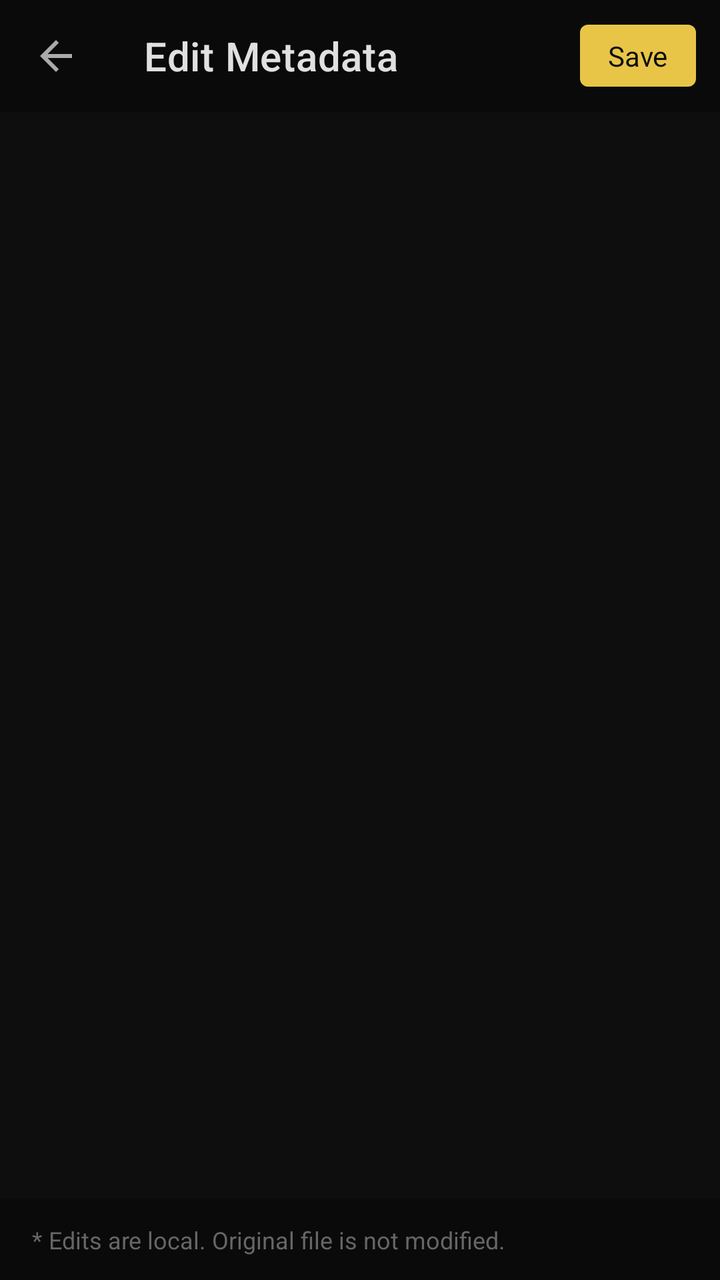
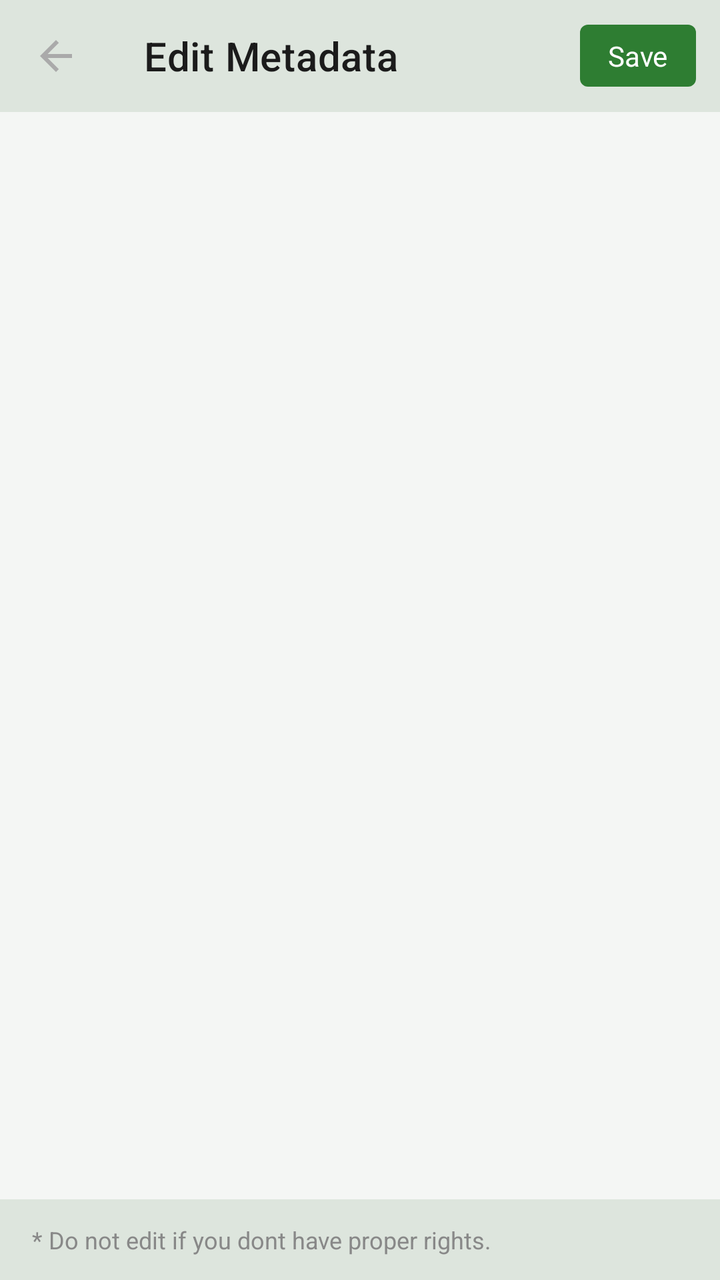

Before-and-after screenshots of an Android layout around one commit, followed by the original layout XML and the change that was made.
<!-- AndroidManifest.xml: application theme Theme.FontLens -->
<!-- res/layout/fragment_meta_edit.xml -->
<?xml version="1.0" encoding="utf-8"?>
<androidx.constraintlayout.widget.ConstraintLayout
    xmlns:android="http://schemas.android.com/apk/res/android"
    xmlns:app="http://schemas.android.com/apk/res-auto"
    android:layout_width="match_parent"
    android:layout_height="match_parent"
    android:background="@color/bg_primary">

    <androidx.appcompat.widget.Toolbar
        android:id="@+id/toolbar"
        android:layout_width="0dp"
        android:layout_height="?attr/actionBarSize"
        android:background="@color/bg_sidebar"
        app:layout_constraintEnd_toEndOf="parent"
        app:layout_constraintStart_toStartOf="parent"
        app:layout_constraintTop_toTopOf="parent"
        app:navigationIcon="@drawable/ic_back"
        app:navigationIconTint="@color/text_secondary"
        app:title="@string/edit_metadata"
        app:titleTextColor="@color/text_primary">

        <TextView
            android:id="@+id/btn_save"
            android:layout_width="wrap_content"
            android:layout_height="wrap_content"
            android:layout_gravity="end"
            android:layout_marginEnd="12dp"
            android:text="@string/save"
            android:textSize="14sp"
            android:textColor="@color/bg_primary"
            android:background="@drawable/bg_accent_btn"
            android:paddingStart="14dp"
            android:paddingEnd="14dp"
            android:paddingTop="6dp"
            android:paddingBottom="6dp"
            android:clickable="true"
            android:focusable="true" />

    </androidx.appcompat.widget.Toolbar>

    <ScrollView
        android:layout_width="0dp"
        android:layout_height="0dp"
        app:layout_constraintBottom_toTopOf="@id/tv_note"
        app:layout_constraintEnd_toEndOf="parent"
        app:layout_constraintStart_toStartOf="parent"
        app:layout_constraintTop_toBottomOf="@id/toolbar">

        <LinearLayout
            android:id="@+id/form_container"
            android:layout_width="match_parent"
            android:layout_height="wrap_content"
            android:orientation="vertical"
            android:paddingTop="8dp"
            android:paddingBottom="8dp" />

    </ScrollView>

    <TextView
        android:id="@+id/tv_note"
        android:layout_width="0dp"
        android:layout_height="wrap_content"
        android:padding="12dp"
        android:paddingStart="16dp"
        android:text="@string/non_destructive_note"
        android:textColor="@color/text_muted"
        android:textSize="12sp"
        android:background="@color/bg_sidebar"
        app:layout_constraintBottom_toBottomOf="parent"
        app:layout_constraintEnd_toEndOf="parent"
        app:layout_constraintStart_toStartOf="parent" />

</androidx.constraintlayout.widget.ConstraintLayout>
<!-- resources referenced by this layout -->
<resources>
  <color name="bg_primary">#0E0E0E</color>
  <color name="bg_sidebar">#0A0A0A</color>
  <color name="text_muted">#666666</color>
  <color name="text_primary">#E0E0E0</color>
  <color name="text_secondary">#AAAAAA</color>
  <!-- drawable bg_accent_btn (drawable) -->
  <?xml version="1.0" encoding="utf-8"?>
  <shape xmlns:android="http://schemas.android.com/apk/res/android" android:shape="rectangle">
      <solid android:color="#E8C547"/>
      <corners android:radius="4dp"/>
  </shape>
  <!-- drawable ic_back (drawable) -->
  <vector xmlns:android="http://schemas.android.com/apk/res/android" android:width="24dp" android:height="24dp" android:viewportWidth="24" android:viewportHeight="24">
    <path android:fillColor="#AAAAAA" android:pathData="M20,11H7.83l5.59,-5.59L12,4l-8,8 8,8 1.41,-1.41L7.83,13H20v-2z"/>
  </vector>
  <string name="edit_metadata">Edit Metadata</string>
  <string name="non_destructive_note">* Edits are local. Original file is not modified.</string>
  <string name="save">Save</string>
  <style name="Theme.FontLens" parent="Theme.MaterialComponents.DayNight.NoActionBar">
          <item name="colorPrimary">@color/accent</item>
          <item name="colorPrimaryVariant">@color/accent_dim</item>
          <item name="colorOnPrimary">@color/bg_primary</item>
          <item name="colorSecondary">@color/accent</item>
          <item name="colorSurface">@color/bg_surface</item>
          <item name="colorOnSurface">@color/text_primary</item>
          <item name="android:colorBackground">@color/bg_primary</item>
          <item name="android:windowBackground">@color/bg_primary</item>
          <item name="android:statusBarColor">@color/bg_sidebar</item>
          <item name="android:navigationBarColor">@color/bg_sidebar</item>
          <item name="android:textColorPrimary">@color/text_primary</item>
          <item name="android:textColorSecondary">@color/text_secondary</item>
          <item name="materialCardViewStyle">@style/CardStyle</item>
      </style>
  <color name="accent">#E8C547</color>
  <color name="accent_dim">#1A1800</color>
  <color name="bg_surface">#141414</color>
  <style name="CardStyle" parent="Widget.MaterialComponents.CardView">
          <item name="cardBackgroundColor">@color/bg_surface</item>
          <item name="cardCornerRadius">8dp</item>
          <item name="cardElevation">0dp</item>
          <item name="strokeColor">@color/divider</item>
          <item name="strokeWidth">1dp</item>
      </style>
  <color name="divider">#1F1F1F</color>
</resources>

<!-- the commit's change to res/layout/fragment_meta_edit.xml (unified diff, before → after) -->
@@ -4,20 +4,20 @@
     xmlns:app="http://schemas.android.com/apk/res-auto"
     android:layout_width="match_parent"
     android:layout_height="match_parent"
-    android:background="@color/bg_primary">
+    android:background="?attr/bgPrimary">
 
     <androidx.appcompat.widget.Toolbar
         android:id="@+id/toolbar"
         android:layout_width="0dp"
         android:layout_height="?attr/actionBarSize"
-        android:background="@color/bg_sidebar"
+        android:background="?attr/bgSidebar"
         app:layout_constraintEnd_toEndOf="parent"
         app:layout_constraintStart_toStartOf="parent"
         app:layout_constraintTop_toTopOf="parent"
         app:navigationIcon="@drawable/ic_back"
-        app:navigationIconTint="@color/text_secondary"
+        app:navigationIconTint="?attr/textSecondary"
         app:title="@string/edit_metadata"
-        app:titleTextColor="@color/text_primary">
+        app:titleTextColor="?attr/textPrimary">
 
         <TextView
             android:id="@+id/btn_save"
@@ -27,7 +27,7 @@
             android:layout_marginEnd="12dp"
             android:text="@string/save"
             android:textSize="14sp"
-            android:textColor="@color/bg_primary"
+            android:textColor="?attr/colorOnPrimary"
             android:background="@drawable/bg_accent_btn"
             android:paddingStart="14dp"
             android:paddingEnd="14dp"
@@ -63,9 +63,9 @@
         android:padding="12dp"
         android:paddingStart="16dp"
         android:text="@string/non_destructive_note"
-        android:textColor="@color/text_muted"
+        android:textColor="?attr/textMuted"
         android:textSize="12sp"
-        android:background="@color/bg_sidebar"
+        android:background="?attr/bgSidebar"
         app:layout_constraintBottom_toBottomOf="parent"
         app:layout_constraintEnd_toEndOf="parent"
         app:layout_constraintStart_toStartOf="parent" />
<!-- resource entries referenced after the edit -->
@@ -1,14 +1,9 @@
 <!-- resources referenced by this layout -->
 <resources>
-  <color name="bg_primary">#0E0E0E</color>
-  <color name="bg_sidebar">#0A0A0A</color>
-  <color name="text_muted">#666666</color>
-  <color name="text_primary">#E0E0E0</color>
-  <color name="text_secondary">#AAAAAA</color>
   <!-- drawable bg_accent_btn (drawable) -->
   <?xml version="1.0" encoding="utf-8"?>
   <shape xmlns:android="http://schemas.android.com/apk/res/android" android:shape="rectangle">
-      <solid android:color="#E8C547"/>
+      <solid android:color="?attr/accentColor"/>
       <corners android:radius="4dp"/>
   </shape>
   <!-- drawable ic_back (drawable) -->
@@ -16,33 +11,45 @@
     <path android:fillColor="#AAAAAA" android:pathData="M20,11H7.83l5.59,-5.59L12,4l-8,8 8,8 1.41,-1.41L7.83,13H20v-2z"/>
   </vector>
   <string name="edit_metadata">Edit Metadata</string>
-  <string name="non_destructive_note">* Edits are local. Original file is not modified.</string>
+  <string name="non_destructive_note">* Do not edit if you dont have proper rights.</string>
   <string name="save">Save</string>
-  <style name="Theme.FontLens" parent="Theme.MaterialComponents.DayNight.NoActionBar">
-          <item name="colorPrimary">@color/accent</item>
-          <item name="colorPrimaryVariant">@color/accent_dim</item>
-          <item name="colorOnPrimary">@color/bg_primary</item>
-          <item name="colorSecondary">@color/accent</item>
-          <item name="colorSurface">@color/bg_surface</item>
-          <item name="colorOnSurface">@color/text_primary</item>
-          <item name="android:colorBackground">@color/bg_primary</item>
-          <item name="android:windowBackground">@color/bg_primary</item>
-          <item name="android:statusBarColor">@color/bg_sidebar</item>
-          <item name="android:navigationBarColor">@color/bg_sidebar</item>
-          <item name="android:textColorPrimary">@color/text_primary</item>
-          <item name="android:textColorSecondary">@color/text_secondary</item>
-          <item name="materialCardViewStyle">@style/CardStyle</item>
+  <style name="Theme.FontLens" parent="Theme.FontLens.Green.Light" />
+  <style name="Theme.FontLens.Green.Light" parent="Theme.MaterialComponents.Light.NoActionBar">
+          <item name="colorPrimary">@color/green_light_accent</item>
+          <item name="colorPrimaryVariant">@color/green_light_accent_dim</item>
+          <item name="colorOnPrimary">#FFFFFF</item>
+          <item name="colorSecondary">@color/green_light_accent</item>
+          <item name="colorSurface">@color/green_light_bg_surface</item>
+          <item name="colorOnSurface">@color/green_light_text_primary</item>
+          <item name="android:colorBackground">@color/green_light_bg_primary</item>
+          <item name="android:windowBackground">@color/green_light_bg_primary</item>
+          <item name="android:statusBarColor">@color/green_light_bg_sidebar</item>
+          <item name="android:navigationBarColor">@color/green_light_bg_sidebar</item>
+          <item name="android:textColorPrimary">@color/green_light_text_primary</item>
+          <item name="android:textColorSecondary">@color/green_light_text_secondary</item>
+          
+          <item name="bgPrimary">@color/green_light_bg_primary</item>
+          <item name="bgSurface">@color/green_light_bg_surface</item>
+          <item name="bgElevated">@color/green_light_bg_elevated</item>
+          <item name="bgSidebar">@color/green_light_bg_sidebar</item>
+          <item name="accentColor">@color/green_light_accent</item>
+          <item name="accentDim">@color/green_light_accent_dim</item>
+          <item name="textPrimary">@color/green_light_text_primary</item>
+          <item name="textSecondary">@color/green_light_text_secondary</item>
+          <item name="textMuted">@color/green_light_text_muted</item>
+          <item name="dividerColor">@color/green_light_divider</item>
+          <item name="borderColor">@color/green_light_border</item>
       </style>
-  <color name="accent">#E8C547</color>
-  <color name="accent_dim">#1A1800</color>
-  <color name="bg_surface">#141414</color>
-  <style name="CardStyle" parent="Widget.MaterialComponents.CardView">
-          <item name="cardBackgroundColor">@color/bg_surface</item>
-          <item name="cardCornerRadius">8dp</item>
-          <item name="cardElevation">0dp</item>
-          <item name="strokeColor">@color/divider</item>
-          <item name="strokeWidth">1dp</item>
-      </style>
-  <color name="divider">#1F1F1F</color>
+  <color name="green_light_accent">#2E7D32</color>
+  <color name="green_light_accent_dim">#C8E6C9</color>
+  <color name="green_light_bg_surface">#FFFFFF</color>
+  <color name="green_light_text_primary">#1B1B1B</color>
+  <color name="green_light_bg_primary">#F4F6F4</color>
+  <color name="green_light_bg_sidebar">#DDE5DD</color>
+  <color name="green_light_text_secondary">#4A4A4A</color>
+  <color name="green_light_bg_elevated">#EAEEEA</color>
+  <color name="green_light_text_muted">#888888</color>
+  <color name="green_light_divider">#D0D9D0</color>
+  <color name="green_light_border">#B8C8B8</color>
 </resources>
 
